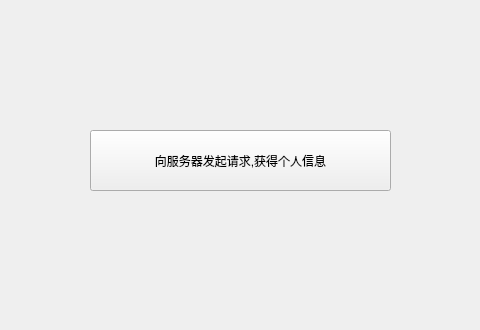
Before: the Qt Designer form yipuxilong.ui in monkeyking-hub/fly_manage_system, drawn with Qt 5; both pictures show x 110 to 590 and y 270 to 600 of the 800 by 600 pixel window.
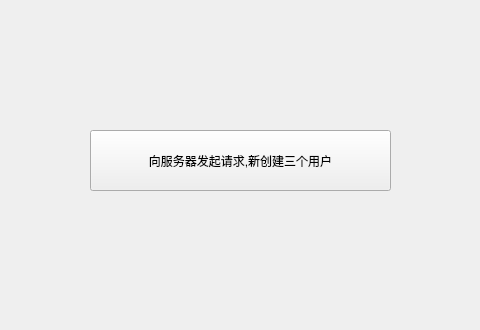
After: the same form once the commit is applied.

Commit message: 增加了一个测试服务器发送

Patch:
```diff
--- a/yipuxilong.ui
+++ b/yipuxilong.ui
@@ -50,7 +50,7 @@
      </rect>
     </property>
     <property name="text">
-     <string>向服务器发起请求,获得个人信息</string>
+     <string>向服务器发起请求,新创建三个用户</string>
     </property>
    </widget>
    <widget class="QLabel" name="showHelloLabel">
```
The commit also changes 1 other file.
